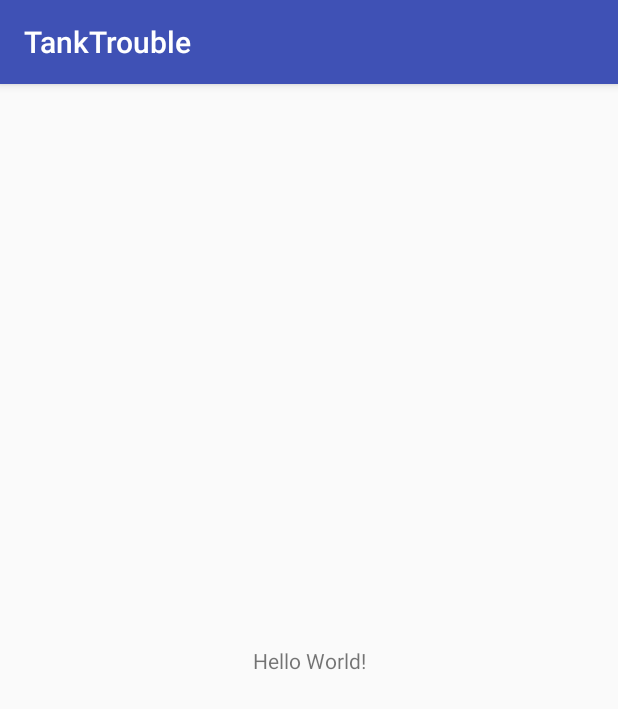
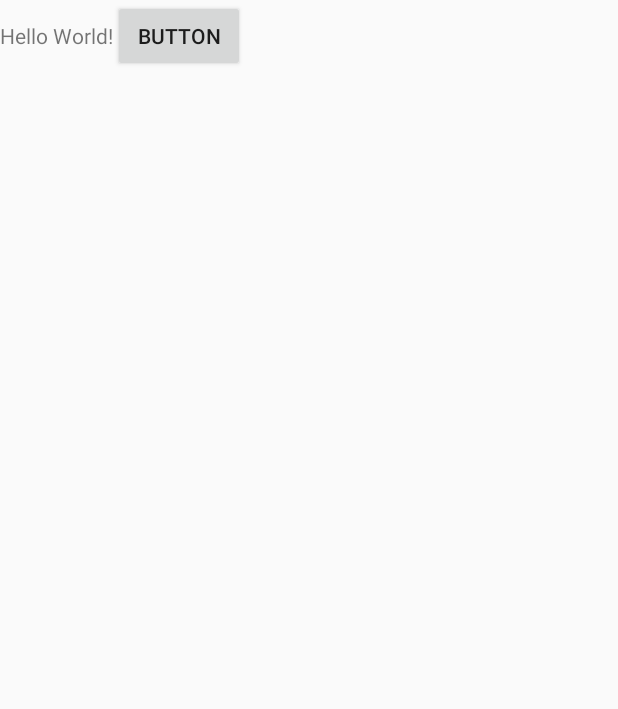
Before and after one commit to wztlei/tank-trouble-android, an Android app: the screen it shows after launch (MainActivity), on a phone screen of 412 x 824 dp. Shown: the top 709 px of the screen. Run offline under Robolectric (Android 15) with nearby library versions, the phone set to English and light mode, and no system bars.

Commit message:
Change app theme; Make full screen

```diff
--- a/app/src/main/AndroidManifest.xml
+++ b/app/src/main/AndroidManifest.xml
@@ -8,7 +8,7 @@
         android:label="@string/app_name"
         android:roundIcon="@mipmap/ic_launcher_round"
         android:supportsRtl="true"
-        android:theme="@style/AppTheme">
+        android:theme="@style/Theme.AppCompat.Light.NoActionBar">
         <activity android:name=".MainActivity">
             <intent-filter>
                 <action android:name="android.intent.action.MAIN" />
--- a/app/src/main/java/com/wztlei/tanktrouble/MainActivity.java
+++ b/app/src/main/java/com/wztlei/tanktrouble/MainActivity.java
@@ -1,7 +1,10 @@
 package com.wztlei.tanktrouble;
 
+import android.app.Activity;
 import android.support.v7.app.AppCompatActivity;
 import android.os.Bundle;
+import android.support.v7.app.AppCompatDialog;
+import android.view.WindowManager;
 
 public class MainActivity extends AppCompatActivity {
 
@@ -9,5 +12,7 @@ public class MainActivity extends AppCompatActivity {
     protected void onCreate(Bundle savedInstanceState) {
         super.onCreate(savedInstanceState);
         setContentView(R.layout.activity_main);
+        getWindow().setFlags(WindowManager.LayoutParams.FLAG_FULLSCREEN,
+                WindowManager.LayoutParams.FLAG_FULLSCREEN);
     }
 }
--- a/app/src/main/res/layout/activity_main.xml
+++ b/app/src/main/res/layout/activity_main.xml
@@ -1,5 +1,5 @@
 <?xml version="1.0" encoding="utf-8"?>
-<android.support.constraint.ConstraintLayout xmlns:android="http://schemas.android.com/apk/res/android"
+<LinearLayout xmlns:android="http://schemas.android.com/apk/res/android"
     xmlns:app="http://schemas.android.com/apk/res-auto"
     xmlns:tools="http://schemas.android.com/tools"
     android:layout_width="match_parent"
@@ -7,12 +7,15 @@
     tools:context=".MainActivity">
 
     <TextView
+        android:id="@+id/hello"
         android:layout_width="wrap_content"
         android:layout_height="wrap_content"
-        android:text="Hello World!"
-        app:layout_constraintBottom_toBottomOf="parent"
-        app:layout_constraintLeft_toLeftOf="parent"
-        app:layout_constraintRight_toRightOf="parent"
-        app:layout_constraintTop_toTopOf="parent" />
+        android:text="Hello World!" />
 
-</android.support.constraint.ConstraintLayout>
+    <Button
+        android:id="@+id/button"
+        android:layout_width="wrap_content"
+        android:layout_height="wrap_content"
+        android:text="Button" />
+
+</LinearLayout>
--- a/app/src/main/res/values/styles.xml
+++ b/app/src/main/res/values/styles.xml
@@ -1,7 +1,7 @@
 <resources>
 
     <!-- Base application theme. -->
-    <style name="AppTheme" parent="Theme.AppCompat.Light.DarkActionBar">
+    <style name="AppTheme" parent="Theme.AppCompat.Light.NoActionBar">
         <!-- Customize your theme here. -->
         <item name="colorPrimary">@color/colorPrimary</item>
         <item name="colorPrimaryDark">@color/colorPrimaryDark</item>
```
